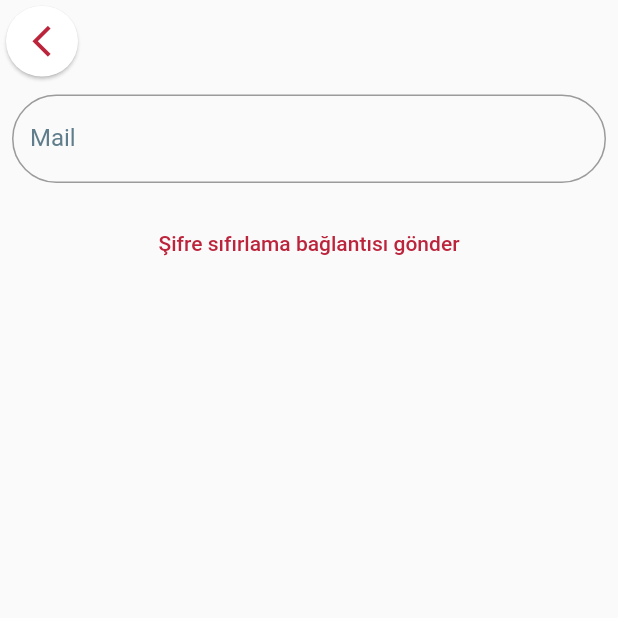
After one commit to alpcanm/pandorora_app, a Flutter app: the ResetPasswordPage screen opened by its route, on a phone screen of 412 x 824 dp, the top half of it. The commit adds this screen. Run offline on Flutter 3.47's test engine with Material 2 defaults, Android fonts, the phone set to English and light mode, and no system bars; our stand-ins replace auto_route, bloc, bloc_concurrency, connectivity_plus, dio, equatable and 6 more; missing offline and left inert: dart_jsonwebtoken; accounts and stored records are empty; network calls fail; statements that could not run were skipped.

Commit message:
reset password feature added

```diff
--- a/lib/core/constants/navigation_consts.dart
+++ b/lib/core/constants/navigation_consts.dart
@@ -8,6 +8,7 @@ class RouteConsts {
   static const String HOME_PAGE = '/home-page';
   static const String PROFILE_PAGE = '/profile-page';
   static const String CONSOLE_PAGE = '/console-page';
+  static const String RESET_PASSWORD_PAGE = '/reset-password-page';
 
   static const String AUTH_CONTROLLER_ROUTE = 'AuthControllerRoute';
   static const String CONTROLLER_PAGE = '/controller-page';
--- a/lib/core/navigation/navigation_manager.dart
+++ b/lib/core/navigation/navigation_manager.dart
@@ -1,4 +1,5 @@
 import 'package:auto_route/auto_route.dart';
+import 'package:pandorora_app/view/pages/authentication_pages/reset_password_page/reset_password_page.dart';
 import '../../view/pages/raffle_detail_page/raffle_detail_page.dart';
 import '../../view/pages/my_raffles_page/my_raffles_page.dart';
 
@@ -61,6 +62,7 @@ import '../../view/pages/profile_page/profile_page.dart';
         path: RouteConsts.CONTROLLER_PAGE,
         name: RouteConsts.AUTH_CONTROLLER_ROUTE),
     AutoRoute(page: LoginPage, path: RouteConsts.LOGIN_PAGE),
+    AutoRoute(page: ResetPasswordPage, path: RouteConsts.RESET_PASSWORD_PAGE),
     AutoRoute(page: RegisterPage, path: RouteConsts.REGISTER_PAGE),
   ],
 )
--- /dev/null
+++ b/lib/view/pages/authentication_pages/reset_password_page/components/reset_password_appbar.dart
@@ -0,0 +1,29 @@
+part of reset_password_page;
+
+class _RegisterAppBar extends StatelessWidget implements PreferredSize {
+  const _RegisterAppBar({
+    Key? key,
+  }) : super(key: key);
+
+  @override
+  Widget build(BuildContext context) {
+    return SafeArea(
+      child: AppBar(
+        backgroundColor: Colors.transparent,
+        elevation: 0,
+        centerTitle: true,
+        leading: RoundedRectangleCardIcon(
+          iconData: Icons.arrow_back_ios_outlined,
+          onPressed: () => context.router.pop(),
+        ),
+      ),
+    );
+  }
+
+  @override
+  Widget get child => throw UnimplementedError();
+
+  @override
+  Size get preferredSize =>
+      const Size.fromHeight(ConstSize.appBarpreferredSize);
+}
--- /dev/null
+++ b/lib/view/pages/authentication_pages/reset_password_page/cubit/reset_password_cubit.dart
@@ -0,0 +1,30 @@
+import 'package:bloc/bloc.dart';
+import 'package:equatable/equatable.dart';
+import 'package:flutter/cupertino.dart';
+import 'package:pandorora_app/feature/repositories/global_repository.dart';
+
+import '../../../../../core/utils/locator_get_it.dart';
+
+part 'reset_password_state.dart';
+
+class ResetPasswordCubit extends Cubit<ResetPasswordState> {
+  ResetPasswordCubit() : super(ResetPasswordInitial());
+
+  final formKey = GlobalKey<FormState>();
+  final mailcontroller = TextEditingController();
+
+  Future<bool> resetPassword() async {
+    if (formKey.currentState!.validate()) {
+      return await getIt<GlobalRepository>()
+          .authService
+          .sendResetPasswordMail(mailcontroller.text.trim());
+    }
+    return false;
+  }
+
+  @override
+  Future<void> close() {
+    mailcontroller.dispose();
+    return super.close();
+  }
+}
--- /dev/null
+++ b/lib/view/pages/authentication_pages/reset_password_page/cubit/reset_password_state.dart
@@ -0,0 +1,10 @@
+part of 'reset_password_cubit.dart';
+
+abstract class ResetPasswordState extends Equatable {
+  const ResetPasswordState();
+
+  @override
+  List<Object> get props => [];
+}
+
+class ResetPasswordInitial extends ResetPasswordState {}
--- /dev/null
+++ b/lib/view/pages/authentication_pages/reset_password_page/reset_password_page.dart
@@ -0,0 +1,52 @@
+library reset_password_page;
+
+import 'package:auto_route/auto_route.dart';
+import 'package:flutter/material.dart';
+import 'package:pandorora_app/view/pages/authentication_pages/reset_password_page/cubit/reset_password_cubit.dart';
+import 'package:pandorora_app/view/theme/decorations.dart';
+import 'package:pandorora_app/view/widgets/_/_print_message.dart';
+import 'package:pandorora_app/view/widgets/_/_validators.dart';
+
+import '../../../constants/consts_size.dart';
+
+import '../../../widgets/components/custom_rounded_rectangle_card.dart';
+
+part 'components/reset_password_appbar.dart';
+
+class ResetPasswordPage extends StatelessWidget {
+  const ResetPasswordPage({Key? key}) : super(key: key);
+
+  @override
+  Widget build(BuildContext context) {
+    final _cubit = ResetPasswordCubit();
+    return Scaffold(
+      appBar: const _RegisterAppBar(),
+      body: Padding(
+        padding: const EdgeInsets.all(8.0),
+        child: Form(
+          key: _cubit.formKey,
+          child: ListView(children: [
+            TextFormField(
+              controller: _cubit.mailcontroller,
+              validator: Validators.mailValidator,
+              decoration: Decorations.inputDecoration(context, "Mail"),
+            ),
+            const SizedBox(height: 16),
+            TextButton(
+                onPressed: () {
+                  _cubit.resetPassword().then((value) {
+                    if (value) {
+                      PrintMessage.showSucces(context);
+                    } else {
+                      PrintMessage.showFailed(
+                          context, "Bir şeyler ters gitti.");
+                    }
+                  });
+                },
+                child: const Text("Şifre sıfırlama bağlantısı gönder"))
+          ]),
+        ),
+      ),
+    );
+  }
+}
--- /dev/null
+++ b/lib/view/theme/decorations.dart
@@ -0,0 +1,22 @@
+import 'package:flutter/material.dart';
+
+class Decorations {
+  static InputDecoration inputDecoration(
+      BuildContext context, String labelText) {
+    return InputDecoration(
+      labelText: labelText,
+      labelStyle: const TextStyle(color: Colors.blueGrey),
+      focusedBorder: OutlineInputBorder(
+        borderSide: BorderSide(color: Theme.of(context).primaryColor),
+        borderRadius: const BorderRadius.all(
+          Radius.circular(50),
+        ),
+      ),
+      border: const OutlineInputBorder(
+        borderRadius: BorderRadius.all(
+          Radius.circular(50),
+        ),
+      ),
+    );
+  }
+}
--- a/modules/firebase_auth_rest/lib/src/firebase_uri.dart
+++ b/modules/firebase_auth_rest/lib/src/firebase_uri.dart
@@ -4,12 +4,12 @@ class FirebaseURI {
   late String signInUri;
   late String signUpUri;
   late String changePassword;
-  late String sendVerifyMail;
+  late String mailSender;
   late String getUserData;
   FirebaseURI(this._firebaseApiKey) {
     signInUri = '/accounts:signInWithPassword?key=$_firebaseApiKey';
     signUpUri = '/accounts:signUp?key=$_firebaseApiKey';
-    sendVerifyMail = '/accounts:sendOobCode?key=$_firebaseApiKey';
+    mailSender = '/accounts:sendOobCode?key=$_firebaseApiKey';
     changePassword = '/accounts:update?key=$_firebaseApiKey';
     getUserData = '/accounts:lookup?key=$_firebaseApiKey';
   }
```
Also changed, not shown: lib/view/pages/authentication_pages/login_page/login_form.dart (+33 -25 lines), lib/view/pages/authentication_pages/register_page/register_form.dart (+8 -23 lines), modules/firebase_auth_rest/lib/src/auth_service.dart (+14 -1 lines), lib/core/navigation/navigation_manager.gr.dart.
